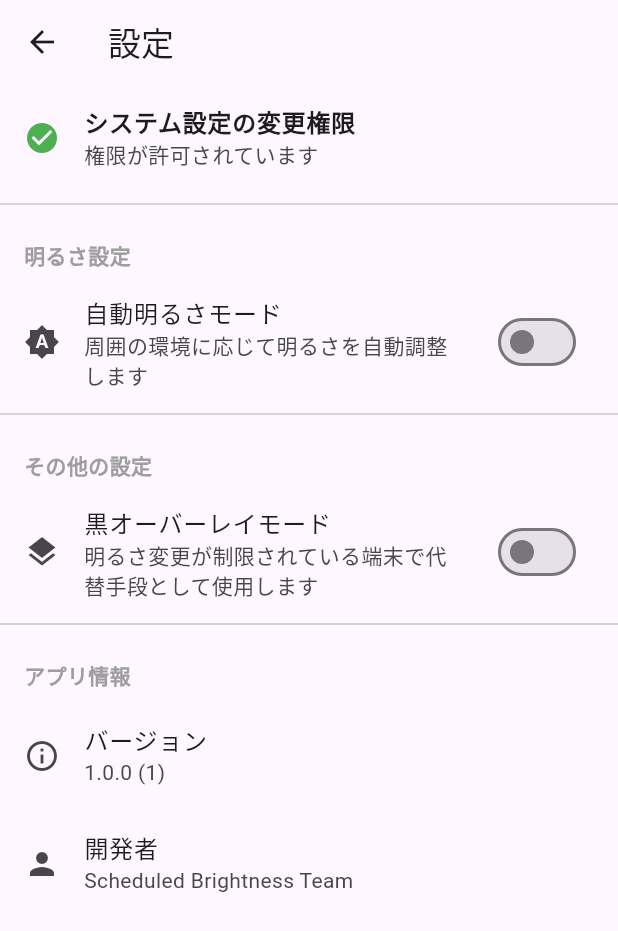
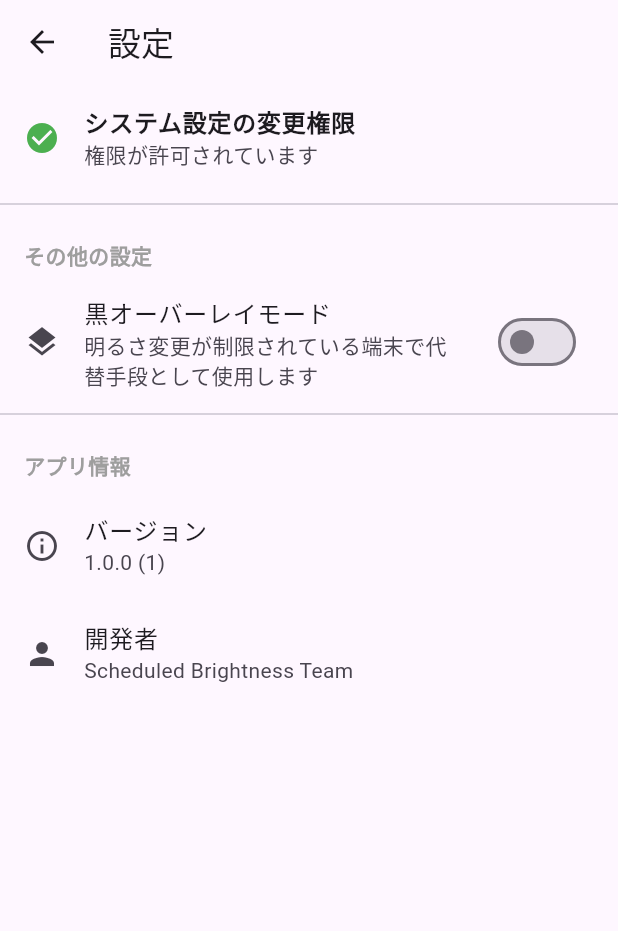
Before and after one commit to nilg5120/scheduled_brightness, a Flutter app: the screen it shows after launch, after a tap on the "settings" icon, on a phone screen of 412 x 824 dp. Shown: the top 931 px of the screen. Run offline on Flutter 3.47's test engine with Material 3 defaults, Android fonts, the phone set to English and light mode, and no system bars; our stand-ins replace flutter_time_picker_spinner, package_info_plus, permission_handler, shared_preferences; missing offline and left inert: screen_brightness.

Commit message:
refactor: 明るさ設定セクションを削除
settings_screen.dartから明るさ設定セクションを削除しました。これにより、設定画面が簡素化され、他の設定セクションに焦点を当てることができます。

```diff
--- a/lib/screens/settings_screen.dart
+++ b/lib/screens/settings_screen.dart
@@ -50,11 +50,6 @@ class _SettingsScreenState extends State<SettingsScreen> {
 
               const Divider(),
 
-              // 明るさ設定セクション
-              _buildBrightnessSettingsSection(settingsProvider),
-
-              const Divider(),
-
               // その他の設定セクション
               _buildOtherSettingsSection(settingsProvider),
 
@@ -104,37 +99,6 @@ class _SettingsScreenState extends State<SettingsScreen> {
               },
               child: const Text('許可する'),
             ),
-    );
-  }
-
-  // 明るさ設定セクションを構築
-  Widget _buildBrightnessSettingsSection(SettingsProvider settingsProvider) {
-    return Column(
-      crossAxisAlignment: CrossAxisAlignment.start,
-      children: [
-        const Padding(
-          padding: EdgeInsets.only(left: 16, top: 16, bottom: 8),
-          child: Text(
-            '明るさ設定',
-            style: TextStyle(
-              fontSize: 14,
-              fontWeight: FontWeight.bold,
-              color: Colors.grey,
-            ),
-          ),
-        ),
-        SwitchListTile(
-          title: const Text('自動明るさモード'),
-          subtitle: const Text('周囲の環境に応じて明るさを自動調整します'),
-          value: settingsProvider.isAutoModeEnabled,
-          onChanged: settingsProvider.hasWriteSettingsPermission
-              ? (value) async {
-                  await settingsProvider.toggleAutoMode();
-                }
-              : null,
-          secondary: const Icon(Icons.brightness_auto),
-        ),
-      ],
     );
   }
 
```
